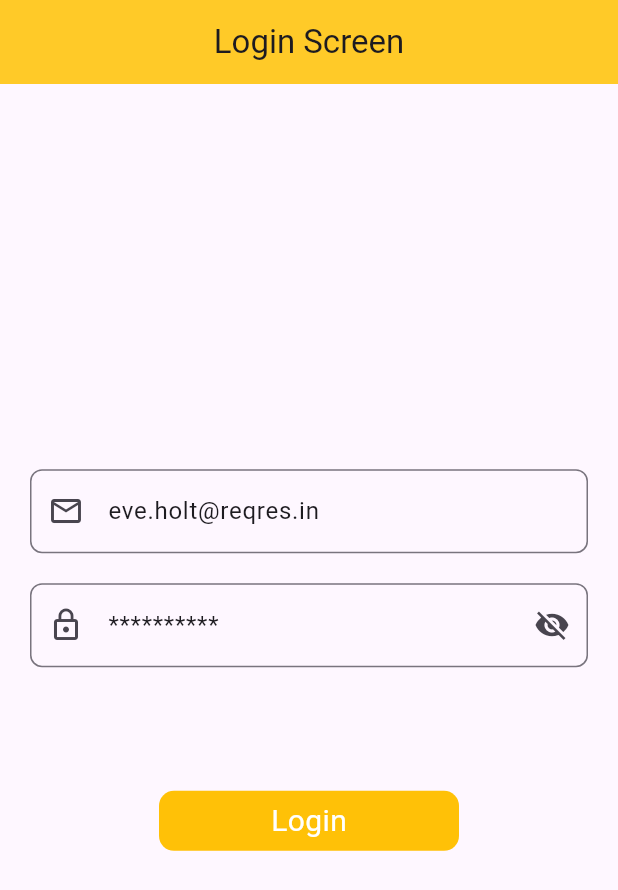
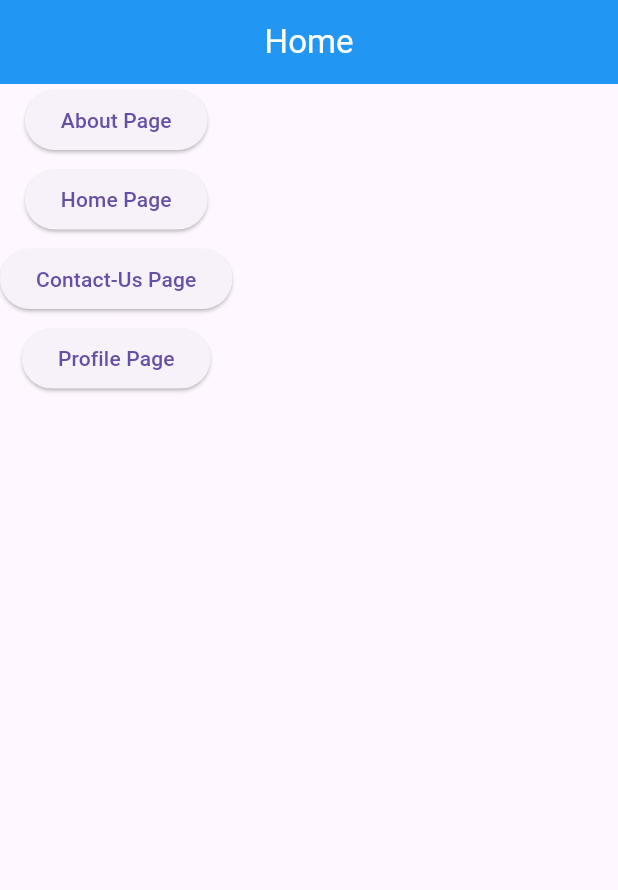
Before and after one commit to SandipGyawali/flutter_provider, a Flutter app: the screen it shows after launch, on a phone screen of 412 x 824 dp. Shown: the top 890 px of the screen. Run offline on Flutter 3.47's test engine with Material 3 defaults, Android fonts, the phone set to English and light mode, and no system bars; our stand-ins replace another_flushbar, flutter_dotenv, fluttertoast, go_router, shared_preferences.

Commit message:
go router integration for page route

```diff
--- /dev/null
+++ b/lib/go_route/pages/home.dart
@@ -0,0 +1,56 @@
+import 'package:flutter/material.dart';
+import 'package:flutter_provider/go_route/routes/route_consts.dart';
+import 'package:go_router/go_router.dart';
+
+class Home extends StatelessWidget {
+  const Home({super.key});
+
+  @override
+  Widget build(BuildContext context) {
+    return Scaffold(
+      appBar: AppBar(
+        title: const Text("Home"),
+        centerTitle: true,
+        backgroundColor: Colors.blue,
+        foregroundColor: Colors.white,
+      ),
+      body: Column(
+        children: [
+          ElevatedButton(
+            onPressed: () {
+              GoRouter.of(context)
+                  .pushReplacementNamed(MyAppRouteConstants.aboutRoute);
+            },
+            child: const Text("About Page"),
+          ),
+          const SizedBox(height: 5),
+          ElevatedButton(
+            onPressed: () {
+              GoRouter.of(context)
+                  .pushReplacement(MyAppRouteConstants.homeRoute);
+            },
+            child: const Text("Home Page"),
+          ),
+          const SizedBox(height: 5),
+          ElevatedButton(
+            onPressed: () {
+              GoRouter.of(context)
+                  .pushReplacementNamed(MyAppRouteConstants.contactUsRoute);
+            },
+            child: const Text("Contact-Us Page"),
+          ),
+          const SizedBox(height: 5),
+          ElevatedButton(
+            onPressed: () {
+              GoRouter.of(context).pushReplacementNamed(
+                MyAppRouteConstants.profileRoute,
+                pathParameters: {"username": "Sandip Gyawali", "userId": "2"},
+              );
+            },
+            child: const Text("Profile Page"),
+          )
+        ],
+      ),
+    );
+  }
+}
--- /dev/null
+++ b/lib/go_route/routes/route_config.dart
@@ -0,0 +1,60 @@
+import 'package:flutter/material.dart';
+import 'package:flutter_provider/go_route/pages/about.dart';
+import 'package:flutter_provider/go_route/pages/contact_us.dart';
+import 'package:flutter_provider/go_route/pages/error_page.dart';
+import 'package:flutter_provider/go_route/pages/home.dart';
+import 'package:flutter_provider/go_route/pages/profile.dart';
+import 'package:flutter_provider/go_route/routes/route_consts.dart';
+import 'package:go_router/go_router.dart';
+
+class MyAppRouter {
+  GoRouter router = GoRouter(
+    initialLocation: "/",
+    routes: [
+      GoRoute(
+        name: MyAppRouteConstants.homeRoute,
+        path: "/",
+        pageBuilder: (context, state) {
+          return const MaterialPage(child: Home());
+        },
+      ),
+      GoRoute(
+        name: MyAppRouteConstants.aboutRoute,
+        path: "/about",
+        pageBuilder: (context, state) {
+          return const MaterialPage(child: About());
+        },
+      ),
+      GoRoute(
+        name: MyAppRouteConstants.contactUsRoute,
+        path: "/contact_us",
+        pageBuilder: (context, state) {
+          return const MaterialPage(child: ContactUs());
+        },
+      ),
+      GoRoute(
+        name: MyAppRouteConstants.profileRoute,
+        path: "/profile/:username/:userId",
+        pageBuilder: (context, state) {
+          return MaterialPage(
+              child: Profile(
+            username: state.pathParameters["username"]!,
+            userId: state.pathParameters["userId"]!,
+          ));
+        },
+      )
+    ],
+    errorPageBuilder: (context, state) {
+      return const MaterialPage(child: ErrorPage());
+    },
+    redirect: (context, state) {
+      var isAuth = false;
+      print("${state.path}, ${state.fullPath}");
+      if (!isAuth && !"/profile".startsWith("/profile")) {
+        return context.namedLocation(MyAppRouteConstants.contactUsRoute);
+      } else {
+        return null;
+      }
+    },
+  );
+}
--- /dev/null
+++ b/lib/go_route/routes/route_consts.dart
@@ -0,0 +1,7 @@
+class MyAppRouteConstants {
+  static const String homeRoute = "home";
+  static const String aboutRoute = "about";
+  static const String contactUsRoute = "contact_us";
+  static const String profileRoute = "profile";
+  static const String errorRoute = "error";
+}
--- a/lib/main.dart
+++ b/lib/main.dart
@@ -1,37 +1,28 @@
 import 'package:flutter/material.dart';
-import 'package:flutter_provider/mvvm/utils/routes/routes.dart';
-import 'package:flutter_provider/mvvm/utils/routes/routes_name.dart';
-import 'package:flutter_provider/mvvm/view_model/auth_view_model.dart';
-import 'package:flutter_provider/mvvm/view_model/home_view_model.dart';
-import 'package:flutter_provider/mvvm/view_model/user_view_model.dart';
-import 'package:provider/provider.dart';
+import 'package:flutter_provider/go_route/routes/route_config.dart';
 import "package:flutter_dotenv/flutter_dotenv.dart";
+import 'package:go_router/go_router.dart';
 
 void main() async {
   await dotenv.load(fileName: ".env");
-  runApp(
-    MultiProvider(
-      providers: [
-        ChangeNotifierProvider(create: (_) => AuthViewModel()),
-        ChangeNotifierProvider(create: (_) => UserViewModel()),
-        ChangeNotifierProvider(create: (_) => HomeViewModel())
-      ],
-      child: const MyApp(),
-    ),
-  );
+  runApp(MyApp());
 }
 
 class MyApp extends StatelessWidget {
-  const MyApp({super.key});
+  MyApp({super.key});
+  final GoRouter _router = MyAppRouter().router;
 
   @override
   Widget build(BuildContext context) {
     return MaterialApp(
-      title: "Flutter App MVVM",
-      theme: ThemeData(primarySwatch: Colors.blue),
-      debugShowCheckedModeBanner: false,
-      initialRoute: RoutesName.splash,
-      onGenerateRoute: Routes.generateRoute,
+      home: MaterialApp.router(
+        routerConfig: _router,
+        title: "FLutter App",
+        theme: ThemeData(
+          primaryColor: Colors.blue,
+        ),
+        debugShowCheckedModeBanner: false,
+      ),
     );
   }
 }
--- a/pubspec.yaml
+++ b/pubspec.yaml
@@ -40,6 +40,7 @@ dependencies:
   another_flushbar: ^1.12.30
   shared_preferences: ^2.2.3
   flutter_dotenv: ^5.1.0
+  go_router: ^14.2.1
 
 dev_dependencies:
   flutter_test:
```
Also changed, not shown: lib/go_route/pages/about.dart (added, +30 -0 lines), lib/go_route/pages/contact_us.dart (added, +30 -0 lines), lib/go_route/pages/error_page.dart (added, +29 -0 lines), lib/go_route/pages/profile.dart (added, +39 -0 lines), pubspec.lock, 2 other files.
